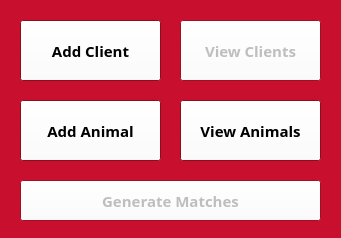
cameronhawtin/Animal-Farm-cuACS, file cuACS/postloginstaff.ui: the form before one commit.
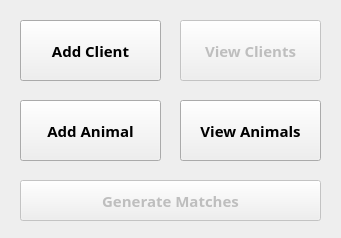
The form after the commit.

```diff
--- a/cuACS/postloginstaff.ui
+++ b/cuACS/postloginstaff.ui
@@ -13,25 +13,7 @@
   <property name="palette">
    <palette>
     <active>
-     <colorrole role="Button">
-      <brush brushstyle="SolidPattern">
-       <color alpha="255">
-        <red>255</red>
-        <green>255</green>
-        <blue>255</blue>
-       </color>
-      </brush>
-     </colorrole>
-     <colorrole role="Base">
-      <brush brushstyle="SolidPattern">
-       <color alpha="255">
-        <red>255</red>
-        <green>255</green>
-        <blue>255</blue>
-       </color>
-      </brush>
-     </colorrole>
-     <colorrole role="Window">
+     <colorrole role="WindowText">
       <brush brushstyle="SolidPattern">
        <color alpha="255">
         <red>200</red>
@@ -40,27 +22,27 @@
        </color>
       </brush>
      </colorrole>
+     <colorrole role="Base">
+      <brush brushstyle="SolidPattern">
+       <color alpha="255">
+        <red>255</red>
+        <green>255</green>
+        <blue>255</blue>
+       </color>
+      </brush>
+     </colorrole>
+     <colorrole role="Window">
+      <brush brushstyle="SolidPattern">
+       <color alpha="255">
+        <red>238</red>
+        <green>238</green>
+        <blue>238</blue>
+       </color>
+      </brush>
+     </colorrole>
     </active>
     <inactive>
-     <colorrole role="Button">
-      <brush brushstyle="SolidPattern">
-       <color alpha="255">
-        <red>255</red>
-        <green>255</green>
-        <blue>255</blue>
-       </color>
-      </brush>
-     </colorrole>
-     <colorrole role="Base">
-      <brush brushstyle="SolidPattern">
-       <color alpha="255">
-        <red>255</red>
-        <green>255</green>
-        <blue>255</blue>
-       </color>
-      </brush>
-     </colorrole>
-     <colorrole role="Window">
+     <colorrole role="WindowText">
       <brush brushstyle="SolidPattern">
        <color alpha="255">
         <red>200</red>
@@ -69,32 +51,50 @@
        </color>
       </brush>
      </colorrole>
+     <colorrole role="Base">
+      <brush brushstyle="SolidPattern">
+       <color alpha="255">
+        <red>255</red>
+        <green>255</green>
+        <blue>255</blue>
+       </color>
+      </brush>
+     </colorrole>
+     <colorrole role="Window">
+      <brush brushstyle="SolidPattern">
+       <color alpha="255">
+        <red>238</red>
+        <green>238</green>
+        <blue>238</blue>
+       </color>
+      </brush>
+     </colorrole>
     </inactive>
     <disabled>
-     <colorrole role="Button">
+     <colorrole role="WindowText">
       <brush brushstyle="SolidPattern">
        <color alpha="255">
-        <red>255</red>
-        <green>255</green>
-        <blue>255</blue>
+        <red>190</red>
+        <green>190</green>
+        <blue>190</blue>
        </color>
       </brush>
      </colorrole>
      <colorrole role="Base">
       <brush brushstyle="SolidPattern">
        <color alpha="255">
-        <red>200</red>
-        <green>16</green>
-        <blue>46</blue>
+        <red>238</red>
+        <green>238</green>
+        <blue>238</blue>
        </color>
       </brush>
      </colorrole>
      <colorrole role="Window">
       <brush brushstyle="SolidPattern">
        <color alpha="255">
-        <red>200</red>
-        <green>16</green>
-        <blue>46</blue>
+        <red>238</red>
+        <green>238</green>
+        <blue>238</blue>
        </color>
       </brush>
      </colorrole>
```
